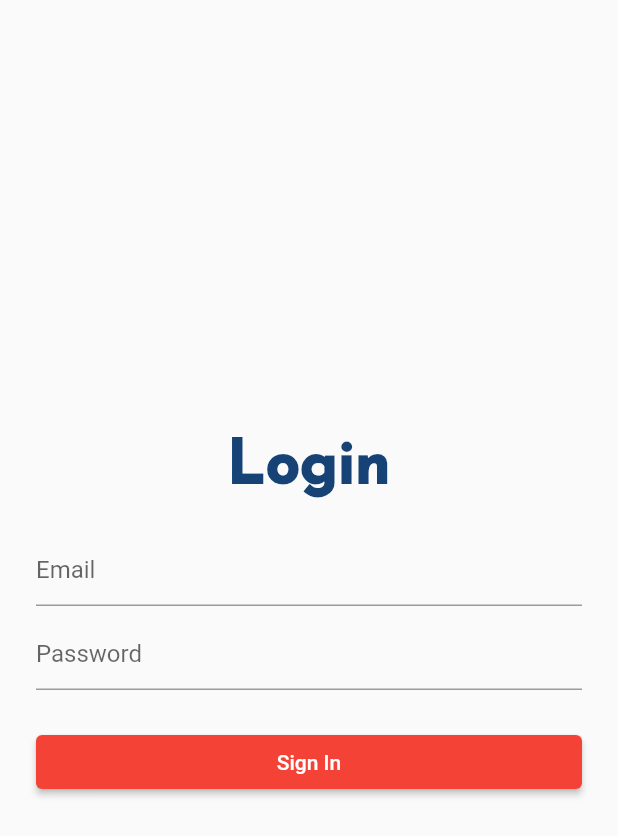
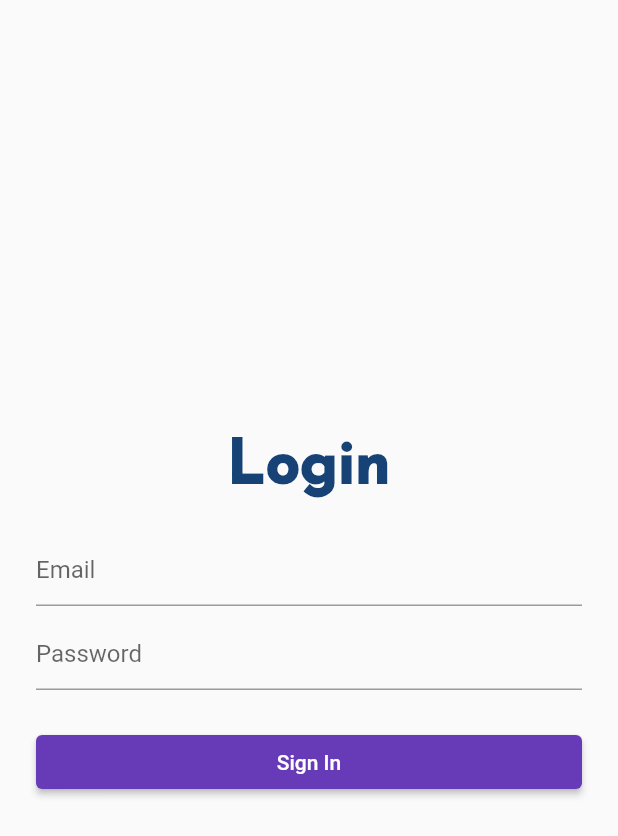
Before and after one commit to Aditi-Negii/malhar-app2023, a Flutter app: the screen it shows after launch, scrolled down 257 dp, after a tap on the "login" icon, on a phone screen of 412 x 824 dp. Shown: the top 836 px of the screen. Run offline on Flutter 3.47's test engine with Material 2 defaults, Android fonts, the phone set to English and light mode, and no system bars; our stand-ins replace audioplayers, email_validator, firebase_auth, firebase_core, flutter_advanced_drawer, get and 1 more; missing offline and left inert: flutter_animated_button, flutter_inappwebview, gsheets; accounts and stored records are empty.

```diff
--- a/lib/components/drawer_wrapper.dart
+++ b/lib/components/drawer_wrapper.dart
@@ -46,7 +46,7 @@ class _DrawerWrapperState extends State<DrawerWrapper> {
       animationDuration: const Duration(milliseconds: 300),
       animateChildDecoration: true,
       rtlOpening: false,
-      openRatio: 0.40,
+      openRatio: 0.45,
       disabledGestures: widget.disableGestures,
       drawer: SafeArea(
         child: Container(
--- a/lib/main.dart
+++ b/lib/main.dart
@@ -20,7 +20,7 @@ class MyApp extends StatelessWidget {
     return GetMaterialApp(
       title: 'Landing page',
       theme: ThemeData(
-        primarySwatch: Colors.red,
+        primarySwatch: Colors.deepPurple,
       ),
       home: const MyHomePage(title: 'Home'),
       debugShowCheckedModeBanner: false,
@@ -73,8 +73,7 @@ class _MyHomePageState extends State<MyHomePage> {
         body: const HomeScreen(),
         floatingActionButton: FloatingActionButton(
             onPressed: () {
-              print("clicked");
-              Navigator.of(context).push(
+              Navigator.of(context).pushReplacement(
                 MaterialPageRoute(
                   builder: (context) => LoginPage(),
                 ),
```
Also changed, not shown: 6 other files.
